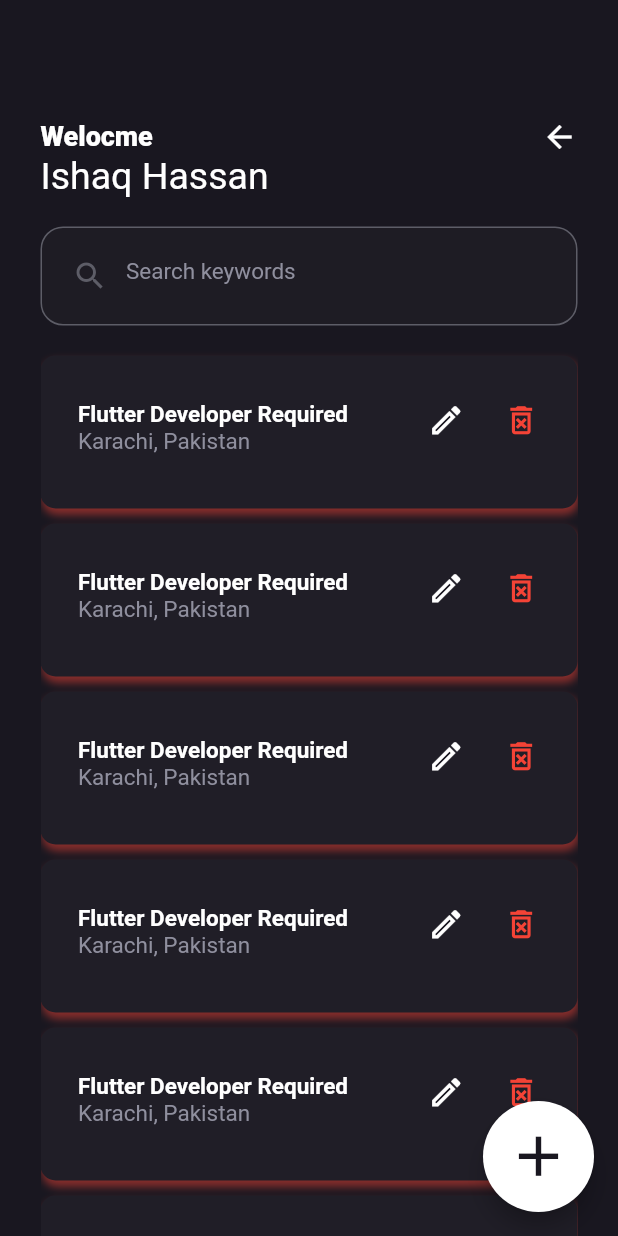
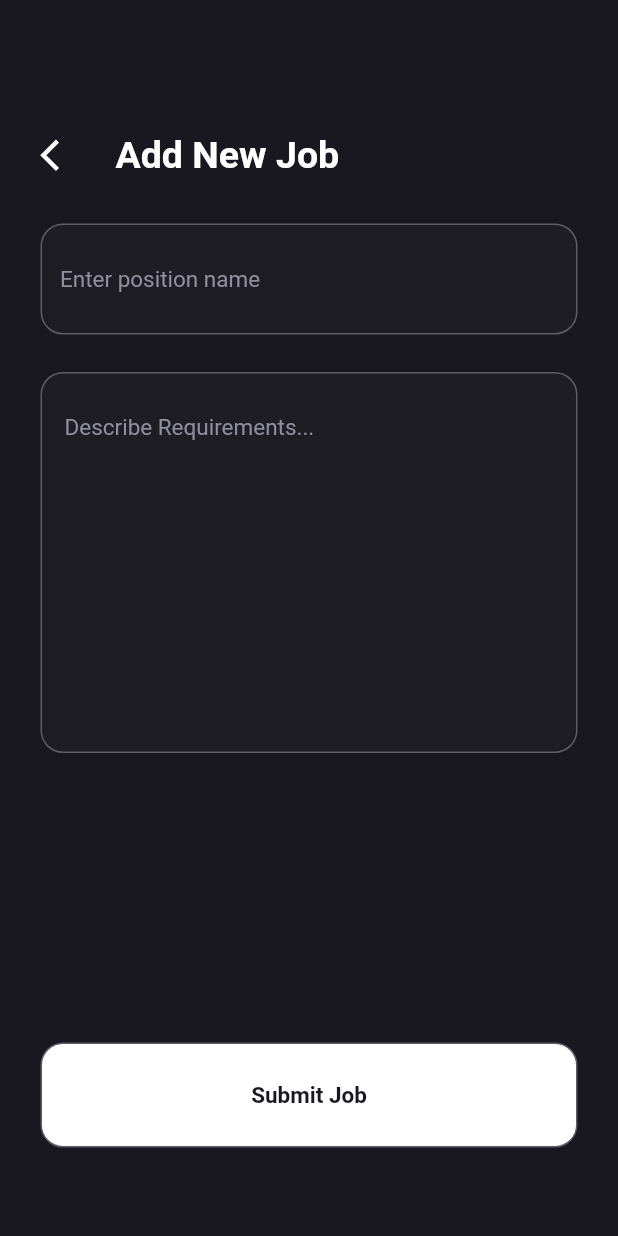
Before and after one commit to m-ammar-p/Flutter-Course-Assignment, a Flutter app: the JobListing screen opened directly, after a tap on the "add" icon, on a phone screen of 412 x 824 dp. Run offline on Flutter 3.47's test engine with Material 2 defaults, Android fonts, the phone set to English and light mode, and no system bars.

Commit message:
Refactor all code and completed adPosting and updateJob screens UI

```diff
--- a/Assignment 1/job_posting_app/lib/main.dart
+++ b/Assignment 1/job_posting_app/lib/base/main.dart
@@ -1,6 +1,6 @@
 import 'package:flutter/material.dart';
 import 'package:job_posting_app/screens/jobListing.dart';
-
+import 'package:job_posting_app/screens/signUp.dart';
 
 void main() {
   runApp(const MyApp());
@@ -11,9 +11,8 @@ class MyApp extends StatelessWidget {
 
   @override
   Widget build(BuildContext context) {
-
     return MaterialApp(
-      home: JobListing(),
+      home: SignUp(),
       debugShowCheckedModeBanner: false,
     );
   } // build
--- /dev/null
+++ b/Assignment 1/job_posting_app/lib/screens/adPosting.dart
@@ -0,0 +1,74 @@
+import 'package:flutter/material.dart';
+import 'package:job_posting_app/screens/jobListing.dart';
+import '../widgets/appButton.dart';
+import '../widgets/appTextField.dart';
+import '../widgets/textArea.dart';
+
+class AdPosting extends StatelessWidget {
+  @override
+  Widget build(BuildContext context) {
+    return Scaffold(
+      backgroundColor: const Color(0xFF191720),
+      resizeToAvoidBottomInset: false,
+      body: Padding(
+        padding: const EdgeInsets.only(top: 89, left: 27),
+        child: Column(
+          children: [
+            Row(
+              children: [
+                GestureDetector(
+                  onTap: () {
+                    Navigator.of(context).push(
+                      MaterialPageRoute(builder: (_) => JobListing()),
+                    );
+                  },
+                  child: const Icon(
+                    Icons.arrow_back_ios,
+                    color: Colors.white,
+                    size: 25,
+                  ),
+                ),
+                const SizedBox(
+                  width: 25,
+                ),
+                const Text(
+                  "Add New Job",
+                  style: TextStyle(
+                      color: Colors.white,
+                      fontWeight: FontWeight.w600,
+                      fontSize: 25),
+                ),
+              ],
+            ),
+            Expanded(
+                flex: 10,
+                child: SingleChildScrollView(
+                  child: Column(
+                    children: const [
+                      SizedBox(
+                        height: 11,
+                      ),
+                      AppTextField(
+                        placeholder: 'Enter position name',
+                      ),
+                      TextArea(
+                        minLines: 11,
+                        maxLines: 11,
+                      ),
+                    ],
+                  ),
+                )),
+            const Spacer(),
+            AppButton(
+              label: "Submit Job",
+              onPress: () {
+                Navigator.of(context)
+                    .push(MaterialPageRoute(builder: (_) => JobListing()));
+              },
+            ),
+          ],
+        ),
+      ),
+    );
+  } // build
+} // End of JobPosting class
--- a/Assignment 1/job_posting_app/lib/screens/jobListing.dart
+++ b/Assignment 1/job_posting_app/lib/screens/jobListing.dart
@@ -1,25 +1,22 @@
-import 'package:flutter/cupertino.dart';
 import 'package:flutter/material.dart';
-import 'package:job_posting_app/components/jobListingCard.dart';
-import 'package:job_posting_app/components/searchTextField.dart';
 import 'package:job_posting_app/screens/signIn.dart';
+import '../widgets/jobListingCard.dart';
+import '../widgets/searchTextField.dart';
+import 'adPosting.dart';
 
 class JobListing extends StatelessWidget {
-
   @override
   Widget build(BuildContext context) {
     return Scaffold(
       backgroundColor: const Color(0xFF191720),
-
       floatingActionButton: SizedBox(
         height: 74,
         width: 74,
         child: FloatingActionButton(
           backgroundColor: Colors.white,
           onPressed: () {
-            // Navigator.of(context).push(
-            //     MaterialPageRoute(builder: (_) => AddPosting())
-            // );
+            Navigator.of(context)
+                .push(MaterialPageRoute(builder: (_) => AdPosting()));
           },
           child: const Icon(
             Icons.add,
@@ -28,9 +25,8 @@ class JobListing extends StatelessWidget {
           ),
         ),
       ),
-
       body: Padding(
-        padding: const EdgeInsets.only(top: 79, left: 27,right: 27),
+        padding: const EdgeInsets.only(top: 79, left: 27, right: 27),
         child: Column(
           crossAxisAlignment: CrossAxisAlignment.start,
           children: [
@@ -48,26 +44,29 @@ class JobListing extends StatelessWidget {
 
                 GestureDetector(
                   onTap: () {
-                    Navigator.of(context).push(
-                        MaterialPageRoute(builder: (_) => SignIn())
-                    );
+                    Navigator.of(context)
+                        .push(MaterialPageRoute(builder: (_) => SignIn()));
                   }, // onTap
-                  child: const Icon(Icons.arrow_back_sharp, color: Colors.white,),
+                  child: const Icon(
+                    Icons.arrow_back_sharp,
+                    color: Colors.white,
+                  ),
                 ),
                 //Icon(Icons.arrow_back_sharp, color: Colors.white,),
               ],
             ),
             const Text(
-              "Ishaq Hassan",
+              "Muhammad Ammar",
               style: TextStyle(
-                color: Colors.white, fontSize: 25, fontWeight: FontWeight.normal,
+                color: Colors.white,
+                fontSize: 25,
+                fontWeight: FontWeight.normal,
               ),
             ),
             const SearchTextField(placeholder: "Search keywords"),
-
             const SizedBox(height: 10),
-
-            Expanded(child:ListView(
+            Expanded(
+              child: ListView(
                 children: <Widget>[
                   JobListingCard(),
                   JobListingCard(),
@@ -76,7 +75,9 @@ class JobListing extends StatelessWidget {
                   JobListingCard(),
                   JobListingCard(),
                   JobListingCard(),
-                  const SizedBox(height: 100,)
+                  const SizedBox(
+                    height: 100,
+                  )
                 ],
               ),
             ),
--- a/Assignment 1/job_posting_app/lib/components/appTextField.dart
+++ b/Assignment 1/job_posting_app/lib/widgets/appTextField.dart
@@ -2,24 +2,31 @@ import 'package:flutter/material.dart';
 
 class AppTextField extends StatelessWidget {
   final String placeholder;
+  final String txt;
 
-  const AppTextField({Key? key, required this.placeholder}) : super(key: key);
+  const AppTextField({Key? key, required this.placeholder, this.txt = ''})
+      : super(key: key);
 
   @override
   Widget build(BuildContext context) {
     return Container(
-      margin: const EdgeInsets.only(top: 20,right: 27),
-      padding: const EdgeInsets.all(15),
+      margin: const EdgeInsets.only(top: 20, right: 27),
+      padding: const EdgeInsets.all(12),
       decoration: BoxDecoration(
         color: const Color(0xFF1E1C24),
-        border: Border.all(color: const Color(0xFF5D5D67), width:1),
+        border: Border.all(color: const Color(0xFF5D5D67), width: 1),
         borderRadius: BorderRadius.circular(15),
       ),
       child: TextField(
+        controller: TextEditingController()..text = txt,
         style: const TextStyle(color: Colors.white, fontSize: 15),
         decoration: InputDecoration(
           hintText: placeholder,
-          hintStyle: const TextStyle(color: Color(0xFF8F8F9E), fontSize: 15,),
+          labelStyle: const TextStyle(color: Colors.white, fontSize: 15),
+          hintStyle: const TextStyle(
+            color: Color(0xFF8F8F9E),
+            fontSize: 15,
+          ),
           border: InputBorder.none,
         ),
       ),
--- a/Assignment 1/job_posting_app/lib/components/jobListingCard.dart
+++ b/Assignment 1/job_posting_app/lib/widgets/jobListingCard.dart
@@ -1,20 +1,21 @@
 import 'package:flutter/material.dart';
+import 'package:job_posting_app/screens/updateJob.dart';
 
 class JobListingCard extends StatelessWidget {
   @override
   Widget build(BuildContext context) {
     return Container(
-      margin:  EdgeInsets.only(top: 10),
+      margin: const EdgeInsets.only(top: 10),
       height: 102,
       padding: const EdgeInsets.only(top: 20, left: 25, right: 25),
       decoration: BoxDecoration(
         color: const Color(0xFF201E27),
         borderRadius: BorderRadius.circular(10.0),
-        boxShadow:  [
+        boxShadow: [
           BoxShadow(
             color: Colors.red.withOpacity(0.5),
             blurRadius: 4,
-            offset: Offset(1, 4), // Shadow position
+            offset: const Offset(1, 4), // Shadow position
           ),
         ],
       ),
@@ -23,7 +24,7 @@ class JobListingCard extends StatelessWidget {
           Row(
             children: [
               Container(
-                padding: EdgeInsets.only(top: 10),
+                padding: const EdgeInsets.only(top: 10),
                 child: Column(
                   crossAxisAlignment: CrossAxisAlignment.start,
                   children: const [
@@ -45,16 +46,25 @@ class JobListingCard extends StatelessWidget {
                   ],
                 ),
               ),
-              Spacer(),
+              const Spacer(),
               Row(
-                children: const [
-                  Icon(
-                    Icons.edit_outlined,
-                    color: Colors.white,
-                    size: 25,
+                children: [
+                  GestureDetector(
+                    onTap: () {
+                      Navigator.of(context).push(
+                        MaterialPageRoute(builder: (_) => UpdateJob()),
+                      );
+                    },
+                    child: const Icon(
+                      Icons.edit_outlined,
+                      color: Colors.white,
+                      size: 25,
+                    ),
                   ),
-                  SizedBox(width: 25,),
-                  Icon(
+                  const SizedBox(
+                    width: 25,
+                  ),
+                  const Icon(
                     Icons.delete_forever_outlined,
                     color: Colors.red,
                     size: 25,
--- /dev/null
+++ b/Assignment 1/job_posting_app/lib/widgets/textArea.dart
@@ -0,0 +1,45 @@
+import 'package:flutter/material.dart';
+
+class TextArea extends StatelessWidget {
+  final String initialValue;
+  final String placeholder;
+  final int minLines;
+  final int maxLines;
+
+  const TextArea(
+      {Key? key,
+      this.initialValue = "",
+      this.placeholder = "Describe Requirements...",
+      this.minLines = 1,
+      this.maxLines = 1})
+      : super(key: key);
+
+  @override
+  Widget build(BuildContext context) {
+    return Container(
+      margin: const EdgeInsets.only(top: 25, right: 27),
+      padding: const EdgeInsets.all(15),
+      decoration: BoxDecoration(
+        color: const Color(0xFF1E1C24),
+        border: Border.all(color: const Color(0xFF5D5D67), width: 1),
+        borderRadius: BorderRadius.circular(15),
+      ),
+      child: TextFormField(
+        style: const TextStyle(color: Colors.white, fontSize: 15),
+        initialValue: initialValue,
+        minLines: minLines,
+        maxLines: maxLines,
+        keyboardType: TextInputType.multiline,
+        decoration: InputDecoration(
+          hintText: placeholder,
+          hintStyle: const TextStyle(
+            color: Color(0xFF8F8F9E),
+            fontSize: 15,
+          ),
+          border: InputBorder.none,
+        ),
+      ),
+    );
+  } // build
+
+} // End of TextArea
```
Also changed, not shown: Assignment 1/job_posting_app/lib/screens/signIn.dart (+21 -22 lines), Assignment 1/job_posting_app/lib/screens/signUp.dart (+35 -24 lines), Assignment 1/job_posting_app/lib/screens/updateJob.dart (added, +76 -0 lines), Assignment 1/job_posting_app/lib/widgets/searchTextField.dart (renamed from Assignment 1/job_posting_app/lib/components/searchTextField.dart, +11 -4 lines), Assignment 1/job_posting_app/lib/widgets/appButton.dart (renamed from Assignment 1/job_posting_app/lib/components/appButton.dart), 1 other file.
